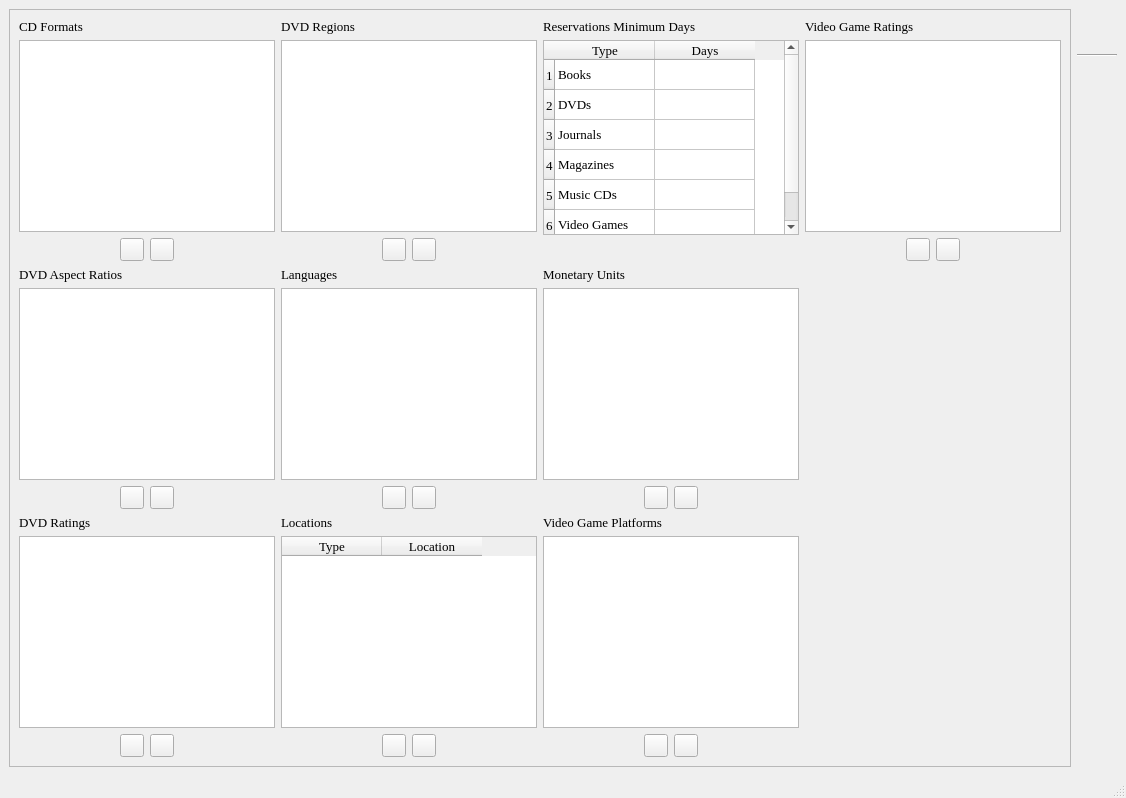
Before: the Qt Designer form dbenumerations.ui in textbrowser/biblioteq, drawn with Qt 5.
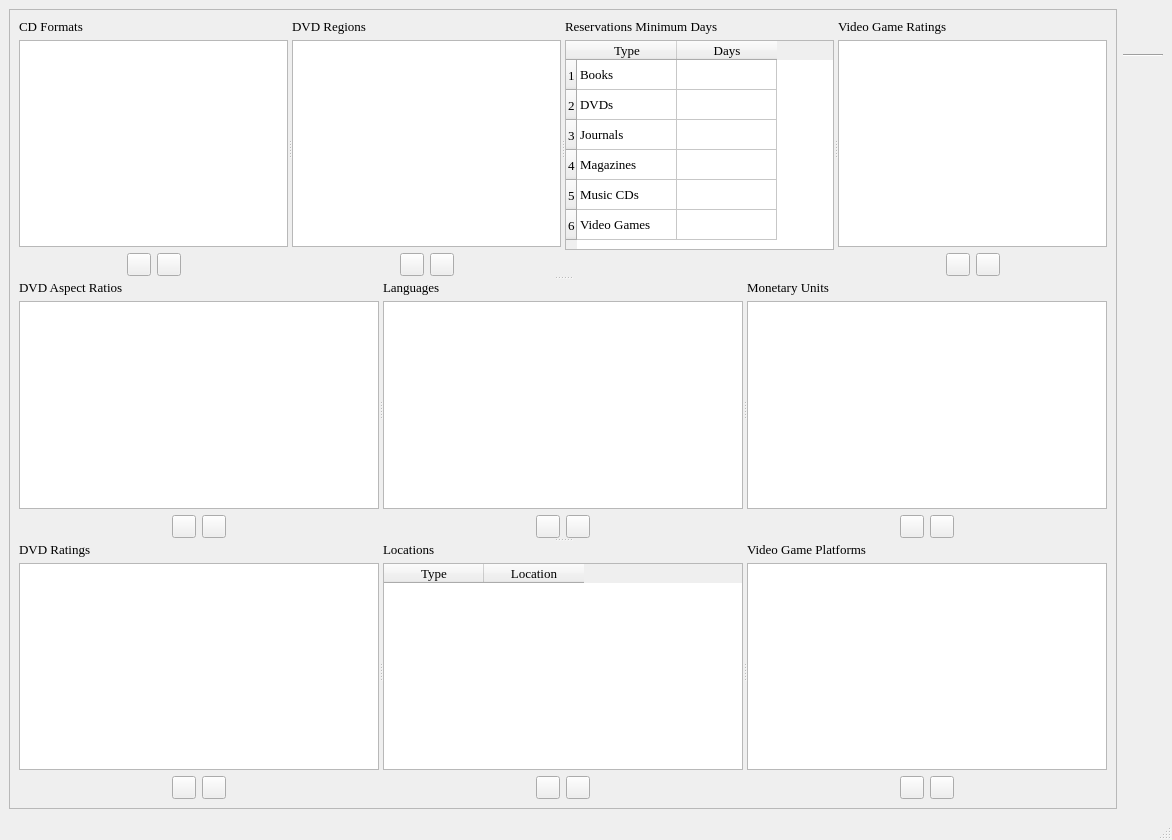
After: the same form once the commit is applied. Icons and pictures are not drawn.

Commit message: Yet more sizing improvements.

```diff
--- a/dbenumerations.ui
+++ b/dbenumerations.ui
@@ -2,6 +2,14 @@
 <ui version="4.0">
  <class>dbEnumerations</class>
  <widget class="QMainWindow" name="dbEnumerations">
+  <property name="geometry">
+   <rect>
+    <x>0</x>
+    <y>0</y>
+    <width>1172</width>
+    <height>840</height>
+   </rect>
+  </property>
   <property name="font">
    <font>
     <family>Times</family>
@@ -25,8 +33,17 @@
       <property name="frameShadow">
        <enum>QFrame::Raised</enum>
       </property>
-      <layout class="QGridLayout" name="gridLayout">
-       <item row="0" column="0">
+      <layout class="QVBoxLayout" name="verticalLayout_7">
+       <item>
+        <widget class="QSplitter" name="splitter_4">
+         <property name="orientation">
+          <enum>Qt::Vertical</enum>
+         </property>
+         <widget class="QSplitter" name="splitter">
+          <property name="orientation">
+           <enum>Qt::Horizontal</enum>
+          </property>
+          <widget class="QWidget" name="">
         <layout class="QVBoxLayout" name="verticalLayout_4">
          <item>
           <widget class="QLabel" name="label_4">
@@ -109,8 +126,8 @@
           </layout>
          </item>
         </layout>
-       </item>
-       <item row="0" column="1">
+          </widget>
+          <widget class="QWidget" name="">
         <layout class="QVBoxLayout" name="verticalLayout_13">
          <item>
           <widget class="QLabel" name="label_13">
@@ -193,8 +210,8 @@
           </layout>
          </item>
         </layout>
-       </item>
-       <item row="0" column="2">
+          </widget>
+          <widget class="QWidget" name="">
         <layout class="QVBoxLayout" name="verticalLayout_14">
          <item>
           <widget class="QLabel" name="label_14">
@@ -387,8 +404,8 @@
           </layout>
          </item>
         </layout>
-       </item>
-       <item row="0" column="3">
+          </widget>
+          <widget class="QWidget" name="">
         <layout class="QVBoxLayout" name="verticalLayout_15">
          <item>
           <widget class="QLabel" name="label_15">
@@ -471,8 +488,13 @@
           </layout>
          </item>
         </layout>
-       </item>
-       <item row="1" column="0">
+          </widget>
+         </widget>
+         <widget class="QSplitter" name="splitter_2">
+          <property name="orientation">
+           <enum>Qt::Horizontal</enum>
+          </property>
+          <widget class="QWidget" name="">
         <layout class="QVBoxLayout" name="verticalLayout_5">
          <item>
           <widget class="QLabel" name="label_5">
@@ -555,8 +577,8 @@
           </layout>
          </item>
         </layout>
-       </item>
-       <item row="1" column="1">
+          </widget>
+          <widget class="QWidget" name="">
         <layout class="QVBoxLayout" name="verticalLayout_2">
          <item>
           <widget class="QLabel" name="label_2">
@@ -639,8 +661,8 @@
           </layout>
          </item>
         </layout>
-       </item>
-       <item row="1" column="2">
+          </widget>
+          <widget class="QWidget" name="">
         <layout class="QVBoxLayout" name="verticalLayout_3">
          <item>
           <widget class="QLabel" name="label_3">
@@ -723,8 +745,13 @@
           </layout>
          </item>
         </layout>
-       </item>
-       <item row="2" column="0">
+          </widget>
+         </widget>
+         <widget class="QSplitter" name="splitter_3">
+          <property name="orientation">
+           <enum>Qt::Horizontal</enum>
+          </property>
+          <widget class="QWidget" name="">
         <layout class="QVBoxLayout" name="verticalLayout_6">
          <item>
           <widget class="QLabel" name="label_6">
@@ -807,8 +834,8 @@
           </layout>
          </item>
         </layout>
-       </item>
-       <item row="2" column="1">
+          </widget>
+          <widget class="QWidget" name="">
         <layout class="QVBoxLayout" name="verticalLayout">
          <item>
           <widget class="QLabel" name="label">
@@ -902,8 +929,8 @@
           </layout>
          </item>
         </layout>
-       </item>
-       <item row="2" column="2">
+          </widget>
+          <widget class="QWidget" name="">
         <layout class="QVBoxLayout" name="verticalLayout_16">
          <item>
           <widget class="QLabel" name="label_16">
@@ -986,6 +1013,9 @@
           </layout>
          </item>
         </layout>
+          </widget>
+         </widget>
+        </widget>
        </item>
       </layout>
      </widget>
```
Lines whose indentation alone changed are shown as unchanged. The commit also changes 1 other file.
